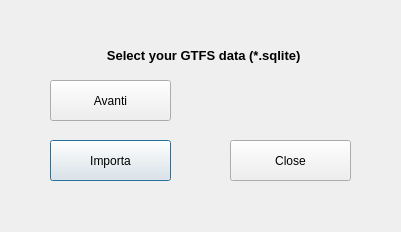
This is route_tracking_dialog_base.ui in gianmarconaro/city-transport-analyzer as Qt 5 draws it before an edit. The edited form follows.
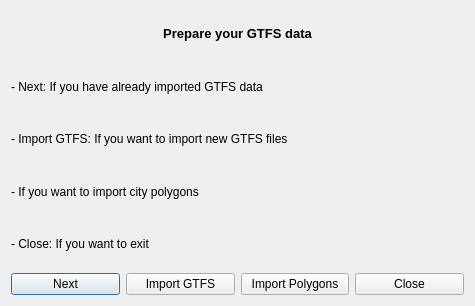
This is the edited form.

Commit message: feat: automatization of preparation of data

Diff of the .ui file:
```diff
--- a/route_tracking_dialog_base.ui
+++ b/route_tracking_dialog_base.ui
@@ -6,65 +6,82 @@
    <rect>
     <x>0</x>
     <y>0</y>
-    <width>401</width>
-    <height>232</height>
+    <width>475</width>
+    <height>306</height>
    </rect>
   </property>
   <property name="windowTitle">
    <string>Thesis_Plugin</string>
   </property>
+  <layout class="QGridLayout" name="gridLayout_2">
+   <item row="0" column="0">
   <widget class="QLabel" name="label">
-   <property name="geometry">
-    <rect>
-     <x>0</x>
-     <y>40</y>
-     <width>411</width>
-     <height>31</height>
-    </rect>
-   </property>
+     <property name="text">
+      <string>&lt;html&gt;&lt;head/&gt;&lt;body&gt;&lt;p align=&quot;center&quot;&gt;&lt;span style=&quot; font-size:10pt; font-weight:600;&quot;&gt;Prepare your GTFS data&lt;/span&gt;&lt;/p&gt;&lt;/body&gt;&lt;/html&gt;</string>
+     </property>
+    </widget>
+   </item>
+   <item row="1" column="0">
+    <widget class="QLabel" name="label_2">
    <property name="text">
-    <string>&lt;html&gt;&lt;head/&gt;&lt;body&gt;&lt;p align=&quot;center&quot;&gt;&lt;span style=&quot; font-size:10pt; font-weight:600;&quot;&gt;Select your GTFS data (*.sqlite) &lt;/span&gt;&lt;/p&gt;&lt;/body&gt;&lt;/html&gt;</string>
-   </property>
-  </widget>
+      <string>- Next: If you have already imported GTFS data</string>
+     </property>
+    </widget>
+   </item>
+   <item row="2" column="0">
+    <widget class="QLabel" name="label_3">
+     <property name="text">
+      <string>- Import GTFS: If you want to import new GTFS files</string>
+     </property>
+    </widget>
+   </item>
+   <item row="3" column="0">
+    <widget class="QLabel" name="label_5">
+     <property name="text">
+      <string>- If you want to import city polygons</string>
+     </property>
+    </widget>
+   </item>
+   <item row="4" column="0">
+    <widget class="QLabel" name="label_4">
+     <property name="text">
+      <string>- Close: If you want to exit</string>
+     </property>
+    </widget>
+   </item>
+   <item row="5" column="0">
+    <layout class="QGridLayout" name="gridLayout">
+     <item row="0" column="0">
+      <widget class="QPushButton" name="forwardButton">
+       <property name="text">
+        <string>Next</string>
+       </property>
+      </widget>
+     </item>
+     <item row="0" column="1">
   <widget class="QPushButton" name="pushButton">
-   <property name="geometry">
-    <rect>
-     <x>50</x>
-     <y>140</y>
-     <width>121</width>
-     <height>41</height>
-    </rect>
-   </property>
+       <property name="text">
+        <string>Import GTFS</string>
+       </property>
+      </widget>
+     </item>
+     <item row="0" column="2">
+      <widget class="QPushButton" name="polygonButton">
    <property name="text">
-    <string>Importa</string>
-   </property>
-  </widget>
+        <string>Import Polygons</string>
+       </property>
+      </widget>
+     </item>
+     <item row="0" column="3">
   <widget class="QPushButton" name="closeButton">
-   <property name="geometry">
-    <rect>
-     <x>230</x>
-     <y>140</y>
-     <width>121</width>
-     <height>41</height>
-    </rect>
-   </property>
    <property name="text">
     <string>Close</string>
    </property>
   </widget>
-  <widget class="QPushButton" name="forwardButton">
-   <property name="geometry">
-    <rect>
-     <x>50</x>
-     <y>80</y>
-     <width>121</width>
-     <height>41</height>
-    </rect>
-   </property>
-   <property name="text">
-    <string>Avanti</string>
-   </property>
-  </widget>
+     </item>
+    </layout>
+   </item>
+  </layout>
  </widget>
  <resources/>
  <connections/>
```
Lines whose indentation alone changed are shown as unchanged. The commit also changes 6 other files.
